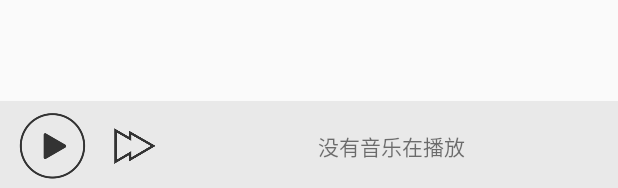
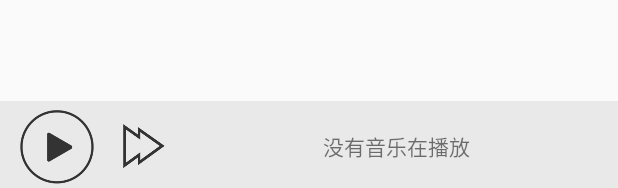
Before and after one commit to emhui/LearnEnglish, an Android app: the layout activity_main.xml on its own in the app's theme, with its tools: preview values and no code run, on a phone screen of 412 x 824 dp. Shown: the part 1045-1233 px from the top of the screen. Run offline under Robolectric (Android 15) with nearby library versions, the phone set to English and light mode, and no system bars.

```diff
--- a/app/src/main/AndroidManifest.xml
+++ b/app/src/main/AndroidManifest.xml
@@ -1,7 +1,7 @@
 <?xml version="1.0" encoding="utf-8"?>
 <manifest xmlns:android="http://schemas.android.com/apk/res/android"
     package="com.ycxy.ymh.learnenglish">
-
+<uses-permission android:name="android.permission.READ_EXTERNAL_STORAGE"/>
     <application
         android:allowBackup="true"
         android:icon="@mipmap/ic_launcher"
--- a/app/src/main/res/drawable/btn_audio_next_selector.xml
+++ b/app/src/main/res/drawable/btn_audio_next_selector.xml
@@ -1,6 +1,6 @@
 <?xml version="1.0" encoding="utf-8"?>
 <selector xmlns:android="http://schemas.android.com/apk/res/android">
     <item android:state_pressed="false" android:drawable="@mipmap/next1"/>
-    <item android:state_pressed="true" android:drawable="@mipmap/next2"/>
+    <item android:state_pressed="true" android:drawable="@mipmap/next3"/>
 
 </selector>
--- a/app/src/main/res/layout/activity_main.xml
+++ b/app/src/main/res/layout/activity_main.xml
@@ -8,6 +8,7 @@
     tools:context="com.ycxy.ymh.learnenglish.MainActivity">
 
 <android.support.v7.widget.RecyclerView
+    android:id="@+id/recyclerView"
     android:layout_width="wrap_content"
     android:layout_height="wrap_content"
     android:layout_weight="1">
@@ -16,27 +17,28 @@
 
     <LinearLayout
         android:background="#11000000"
-        android:id="@+id/ll_botton"
+        android:id="@+id/ll_audio_msg"
         android:layout_width="match_parent"
         android:layout_height="60dp">
-        <ImageView
+        <Button
             android:layout_marginLeft="10dp"
-            android:id="@+id/iv_play"
-            android:layout_width="50dp"
-            android:layout_height="wrap_content"
-            android:src="@mipmap/play"
+            android:id="@+id/btn_audio_play"
+            android:layout_width="56dp"
+            android:layout_height="56dp"
+            android:background="@mipmap/play"
             />
-        <ImageView
+        <Button
             android:layout_marginLeft="10dp"
-            android:id="@+id/iv_next"
+            android:id="@+id/btn_audio_next"
             android:layout_width="40dp"
-            android:layout_height="wrap_content"
-            android:src="@drawable/btn_audio_next_selector"/>
+            android:layout_marginTop="5dp"
+            android:layout_marginBottom="5dp"
+            android:layout_height="match_parent"
+            android:background="@drawable/btn_audio_next_selector"/>
         <TextView
-
             android:layout_weight="1"
             android:gravity="center"
-            android:id="@+id/iv_show_state"
+            android:id="@+id/tv_audio_msg"
             android:layout_width="wrap_content"
             android:layout_height="match_parent"
             android:text="没有音乐在播放"/>
```
Also changed, not shown: app/src/main/java/com/ycxy/ymh/adapter/AudioAdapter.java (added, +26 -0 lines), app/src/main/java/com/ycxy/ymh/bean/Audio.java (added, +72 -0 lines), app/src/main/java/com/ycxy/ymh/learnenglish/MainActivity.java (+166 -1 lines), app/src/main/res/mipmap-mdpi/next3.png (added).
